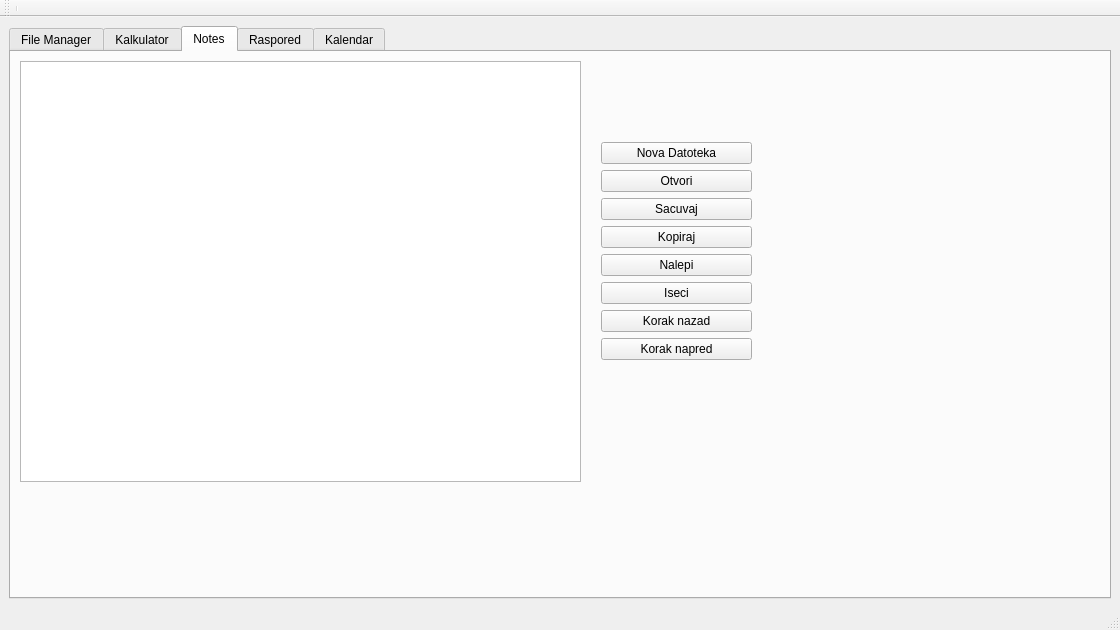
Old version of the form matfHub/mainwindow.ui in the repository milalukic/matfHub.
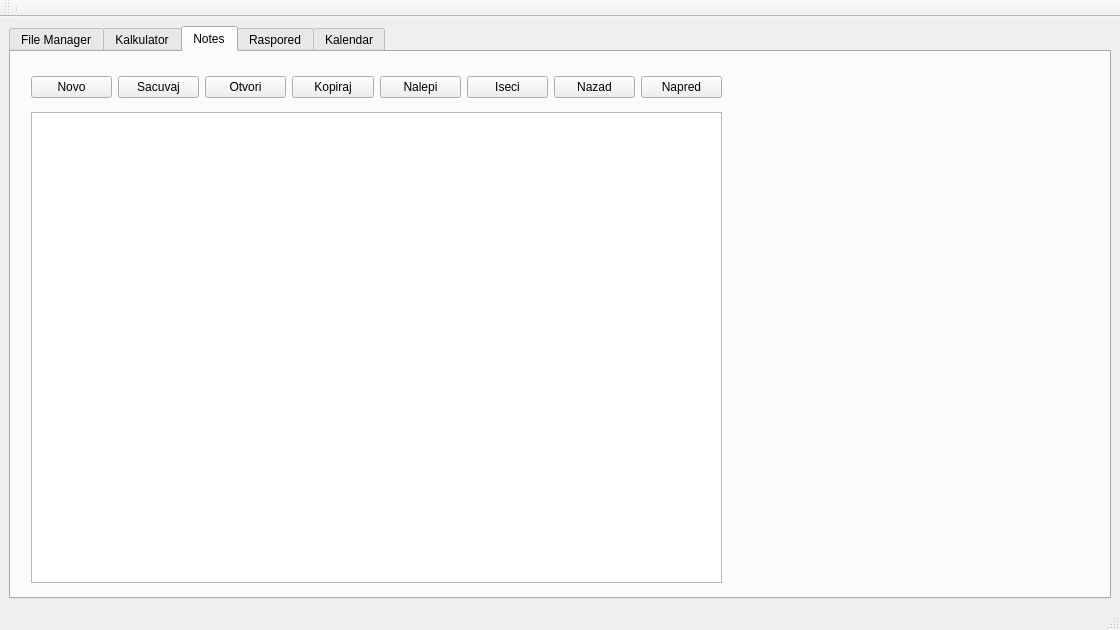
New version of the form. Icons and pictures are not drawn.

Commit message: Toolbar manje sugav <3

What changed in the file:
```diff
--- a/matfHub/mainwindow.ui
+++ b/matfHub/mainwindow.ui
@@ -1016,10 +1016,10 @@
        <widget class="QWidget" name="verticalLayoutWidget">
         <property name="geometry">
          <rect>
-          <x>9</x>
-          <y>9</y>
-          <width>561</width>
-          <height>421</height>
+          <x>20</x>
+          <y>60</y>
+          <width>691</width>
+          <height>471</height>
          </rect>
         </property>
         <layout class="QVBoxLayout" name="verticalLayout">
@@ -1031,27 +1031,20 @@
        <widget class="QWidget" name="verticalLayoutWidget_2">
         <property name="geometry">
          <rect>
-          <x>590</x>
-          <y>90</y>
-          <width>151</width>
-          <height>221</height>
+          <x>20</x>
+          <y>20</y>
+          <width>691</width>
+          <height>31</height>
          </rect>
         </property>
-        <layout class="QVBoxLayout" name="verticalLayout_2">
+        <layout class="QHBoxLayout" name="horizontalLayout_2">
          <item>
           <widget class="QPushButton" name="pushButton_5">
            <property name="styleSheet">
             <string notr="true"/>
            </property>
            <property name="text">
-            <string>Nova Datoteka</string>
-           </property>
-          </widget>
-         </item>
-         <item>
-          <widget class="QPushButton" name="pushButton_6">
-           <property name="text">
-            <string>Otvori</string>
+            <string>Novo</string>
            </property>
           </widget>
          </item>
@@ -1062,6 +1055,13 @@
            </property>
           </widget>
          </item>
+         <item>
+          <widget class="QPushButton" name="pushButton_6">
+           <property name="text">
+            <string>Otvori</string>
+           </property>
+          </widget>
+         </item>
          <item>
           <widget class="QPushButton" name="pushButton_7">
            <property name="text">
@@ -1086,14 +1086,14 @@
          <item>
           <widget class="QPushButton" name="pushButton_10">
            <property name="text">
-            <string>Korak nazad</string>
+            <string>Nazad</string>
            </property>
           </widget>
          </item>
          <item>
           <widget class="QPushButton" name="pushButton_4">
            <property name="text">
-            <string>Korak napred</string>
+            <string>Napred</string>
            </property>
           </widget>
          </item>
```
Left out of the diff: 2 changed lines with no effect on the pictures.
